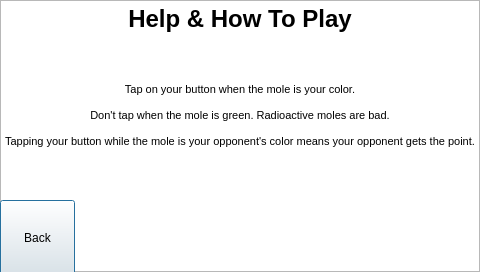
First picture: the form in Mochi-Pounders/help.ui, repository amfaller/Mochi-Pounders, before the edit.
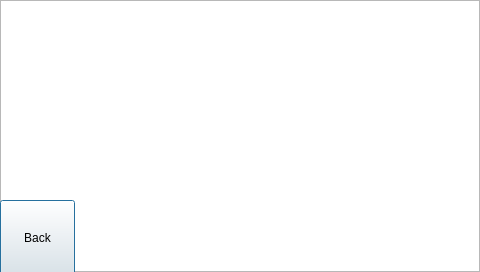
Second picture: the form after the edit.

```diff
--- a/Mochi-Pounders/help.ui
+++ b/Mochi-Pounders/help.ui
@@ -40,14 +40,14 @@
 &lt;html&gt;&lt;head&gt;&lt;meta name=&quot;qrichtext&quot; content=&quot;1&quot; /&gt;&lt;style type=&quot;text/css&quot;&gt;
 p, li { white-space: pre-wrap; }
 &lt;/style&gt;&lt;/head&gt;&lt;body style=&quot; font-family:'MS Shell Dlg 2'; font-size:8.25pt; font-weight:400; font-style:normal;&quot;&gt;
-&lt;p align=&quot;center&quot; style=&quot; margin-top:0px; margin-bottom:0px; margin-left:0px; margin-right:0px; -qt-block-indent:0; text-indent:0px;&quot;&gt;&lt;span style=&quot; font-size:18pt; font-weight:600;&quot;&gt;Help &amp;amp; How To Play&lt;/span&gt;&lt;/p&gt;
-&lt;p align=&quot;center&quot; style=&quot;-qt-paragraph-type:empty; margin-top:0px; margin-bottom:0px; margin-left:0px; margin-right:0px; -qt-block-indent:0; text-indent:0px; font-size:16pt;&quot;&gt;&lt;br /&gt;&lt;/p&gt;
-&lt;p align=&quot;center&quot; style=&quot;-qt-paragraph-type:empty; margin-top:0px; margin-bottom:0px; margin-left:0px; margin-right:0px; -qt-block-indent:0; text-indent:0px; font-size:16pt;&quot;&gt;&lt;br /&gt;&lt;/p&gt;
-&lt;p align=&quot;center&quot; style=&quot; margin-top:0px; margin-bottom:0px; margin-left:0px; margin-right:0px; -qt-block-indent:0; text-indent:0px;&quot;&gt;&lt;span style=&quot; font-size:8pt;&quot;&gt;Tap on your button when the mole is your color.&lt;/span&gt;&lt;/p&gt;
-&lt;p align=&quot;center&quot; style=&quot;-qt-paragraph-type:empty; margin-top:0px; margin-bottom:0px; margin-left:0px; margin-right:0px; -qt-block-indent:0; text-indent:0px; font-size:8pt;&quot;&gt;&lt;br /&gt;&lt;/p&gt;
-&lt;p align=&quot;center&quot; style=&quot; margin-top:0px; margin-bottom:0px; margin-left:0px; margin-right:0px; -qt-block-indent:0; text-indent:0px;&quot;&gt;&lt;span style=&quot; font-size:8pt;&quot;&gt;Don't tap when the mole is green. Radioactive moles are bad.&lt;/span&gt;&lt;/p&gt;
-&lt;p align=&quot;center&quot; style=&quot;-qt-paragraph-type:empty; margin-top:0px; margin-bottom:0px; margin-left:0px; margin-right:0px; -qt-block-indent:0; text-indent:0px; font-size:8pt;&quot;&gt;&lt;br /&gt;&lt;/p&gt;
-&lt;p align=&quot;center&quot; style=&quot; margin-top:0px; margin-bottom:0px; margin-left:0px; margin-right:0px; -qt-block-indent:0; text-indent:0px;&quot;&gt;&lt;span style=&quot; font-size:8pt;&quot;&gt;Tapping your button while the mole is your opponent's color means your opponent gets the point.&lt;/span&gt;&lt;/p&gt;&lt;/body&gt;&lt;/html&gt;</string>
+&lt;p align=&quot;center&quot; style=&quot;-qt-paragraph-type:empty; margin-top:0px; margin-bottom:0px; margin-left:0px; margin-right:0px; -qt-block-indent:0; text-indent:0px;&quot;&gt;&lt;br /&gt;&lt;/p&gt;
+&lt;p align=&quot;center&quot; style=&quot; margin-top:0px; margin-bottom:0px; margin-left:0px; margin-right:0px; -qt-block-indent:0; text-indent:0px;&quot;&gt;&lt;span style=&quot; font-size:18pt; font-weight:600; color:#ffffff;&quot;&gt;Help &amp;amp; How To Play&lt;/span&gt;&lt;/p&gt;
+&lt;p align=&quot;center&quot; style=&quot;-qt-paragraph-type:empty; margin-top:0px; margin-bottom:0px; margin-left:0px; margin-right:0px; -qt-block-indent:0; text-indent:0px; font-size:16pt; color:#ffffff;&quot;&gt;&lt;br /&gt;&lt;/p&gt;
+&lt;p align=&quot;center&quot; style=&quot; margin-top:0px; margin-bottom:0px; margin-left:0px; margin-right:0px; -qt-block-indent:0; text-indent:0px;&quot;&gt;&lt;span style=&quot; font-size:10pt; color:#ffffff;&quot;&gt;Tap on your button when the mole is your color.&lt;/span&gt;&lt;/p&gt;
+&lt;p align=&quot;center&quot; style=&quot;-qt-paragraph-type:empty; margin-top:0px; margin-bottom:0px; margin-left:0px; margin-right:0px; -qt-block-indent:0; text-indent:0px; font-size:10pt; color:#ffffff;&quot;&gt;&lt;br /&gt;&lt;/p&gt;
+&lt;p align=&quot;center&quot; style=&quot; margin-top:0px; margin-bottom:0px; margin-left:0px; margin-right:0px; -qt-block-indent:0; text-indent:0px;&quot;&gt;&lt;span style=&quot; font-size:10pt; color:#ffffff;&quot;&gt;Don't tap when the mole is green. Radioactive moles are bad.&lt;/span&gt;&lt;/p&gt;
+&lt;p align=&quot;center&quot; style=&quot;-qt-paragraph-type:empty; margin-top:0px; margin-bottom:0px; margin-left:0px; margin-right:0px; -qt-block-indent:0; text-indent:0px; font-size:10pt; color:#ffffff;&quot;&gt;&lt;br /&gt;&lt;/p&gt;
+&lt;p align=&quot;center&quot; style=&quot; margin-top:0px; margin-bottom:0px; margin-left:0px; margin-right:0px; -qt-block-indent:0; text-indent:0px;&quot;&gt;&lt;span style=&quot; font-size:10pt; color:#ffffff;&quot;&gt;Tapping your button while the mole is your opponent's color means your opponent gets the point.&lt;/span&gt;&lt;/p&gt;&lt;/body&gt;&lt;/html&gt;</string>
    </property>
   </widget>
   <zorder>help_text</zorder>
```
